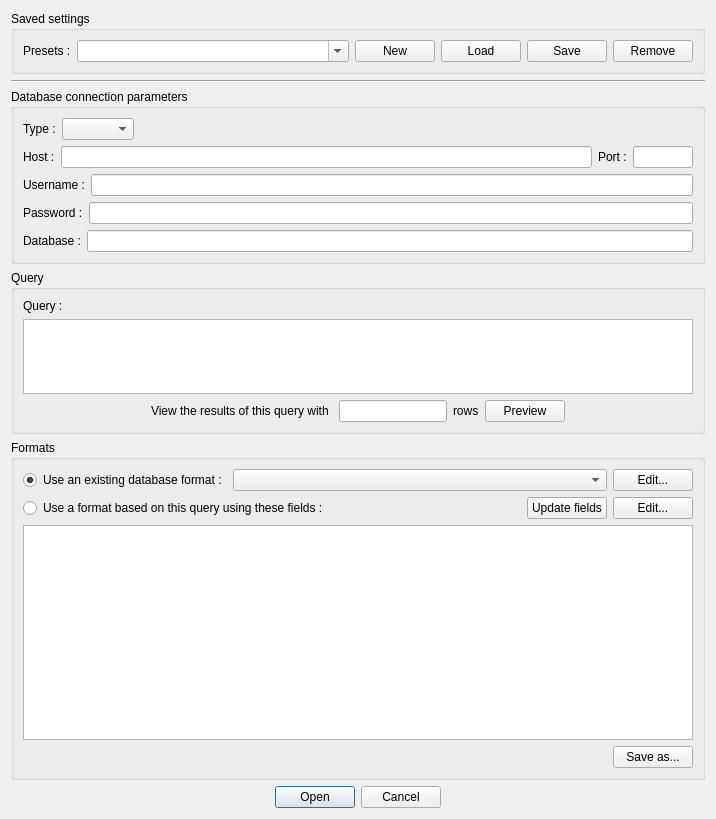
squey/squey, file libpvkernel/plugins/input_types/database/db_params.ui: the form before one commit.
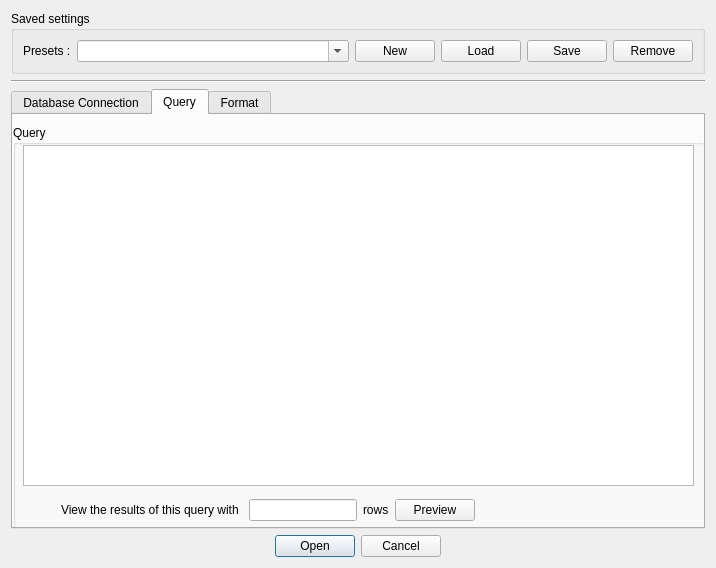
The form after the commit.

Commit message: Changes of Sebastien while in Schneider: * tabs for database input widget * fix dbsource

What changed in the file:
```diff
--- a/libpvkernel/plugins/input_types/database/db_params.ui
+++ b/libpvkernel/plugins/input_types/database/db_params.ui
@@ -7,7 +7,7 @@
     <x>0</x>
     <y>0</y>
     <width>716</width>
-    <height>819</height>
+    <height>568</height>
    </rect>
   </property>
   <property name="windowTitle">
@@ -113,7 +113,23 @@
     </widget>
    </item>
    <item>
+    <widget class="QTabWidget" name="tabWidget">
+     <property name="currentIndex">
+      <number>1</number>
+     </property>
+     <widget class="QWidget" name="tab">
+      <attribute name="title">
+       <string>Database Connection</string>
+      </attribute>
     <widget class="QGroupBox" name="groupBox_2">
+       <property name="geometry">
+        <rect>
+         <x>0</x>
+         <y>10</y>
+         <width>691</width>
+         <height>167</height>
+        </rect>
+       </property>
      <property name="sizePolicy">
       <sizepolicy hsizetype="Minimum" vsizetype="Maximum">
        <horstretch>0</horstretch>
@@ -282,43 +298,42 @@
       </item>
      </layout>
     </widget>
-   </item>
-   <item>
+     </widget>
+     <widget class="QWidget" name="tab_2">
+      <attribute name="title">
+       <string>Query</string>
+      </attribute>
     <widget class="QGroupBox" name="groupBox_3">
+       <property name="geometry">
+        <rect>
+         <x>0</x>
+         <y>10</y>
+         <width>691</width>
+         <height>411</height>
+        </rect>
+       </property>
      <property name="title">
       <string>Query</string>
      </property>
-     <layout class="QVBoxLayout" name="verticalLayout_3">
-      <item>
-       <widget class="QLabel" name="label_6">
-        <property name="sizePolicy">
-         <sizepolicy hsizetype="Maximum" vsizetype="Maximum">
-          <horstretch>0</horstretch>
-          <verstretch>0</verstretch>
-         </sizepolicy>
-        </property>
-        <property name="text">
-         <string>Query :</string>
-        </property>
-       </widget>
-      </item>
-      <item>
        <widget class="QPlainTextEdit" name="_txt_query">
-        <property name="sizePolicy">
-         <sizepolicy hsizetype="Expanding" vsizetype="Fixed">
-          <horstretch>0</horstretch>
-          <verstretch>0</verstretch>
-         </sizepolicy>
-        </property>
-        <property name="maximumSize">
-         <size>
-          <width>16777215</width>
-          <height>75</height>
-         </size>
+        <property name="geometry">
+         <rect>
+          <x>10</x>
+          <y>20</y>
+          <width>671</width>
+          <height>341</height>
+         </rect>
         </property>
        </widget>
-      </item>
-      <item>
+       <widget class="QWidget" name="layoutWidget">
+        <property name="geometry">
+         <rect>
+          <x>0</x>
+          <y>370</y>
+          <width>509</width>
+          <height>31</height>
+         </rect>
+        </property>
        <layout class="QHBoxLayout" name="horizontalLayout_7">
         <item>
          <spacer name="horizontalSpacer_2">
@@ -396,12 +411,22 @@
          </spacer>
         </item>
        </layout>
-      </item>
-     </layout>
-    </widget>
-   </item>
-   <item>
+       </widget>
+      </widget>
+     </widget>
+     <widget class="QWidget" name="tab_3">
+      <attribute name="title">
+       <string>Format</string>
+      </attribute>
     <widget class="QGroupBox" name="groupBox_4">
+       <property name="geometry">
+        <rect>
+         <x>0</x>
+         <y>0</y>
+         <width>698</width>
+         <height>346</height>
+        </rect>
+       </property>
      <property name="title">
       <string>Formats</string>
      </property>
@@ -520,6 +545,8 @@
        </layout>
       </item>
      </layout>
+      </widget>
+     </widget>
     </widget>
    </item>
    <item>
```
Left out of the diff: 2 changed lines with no effect on the pictures. Lines whose indentation alone changed are shown as unchanged. The commit also changes 3 other files.
